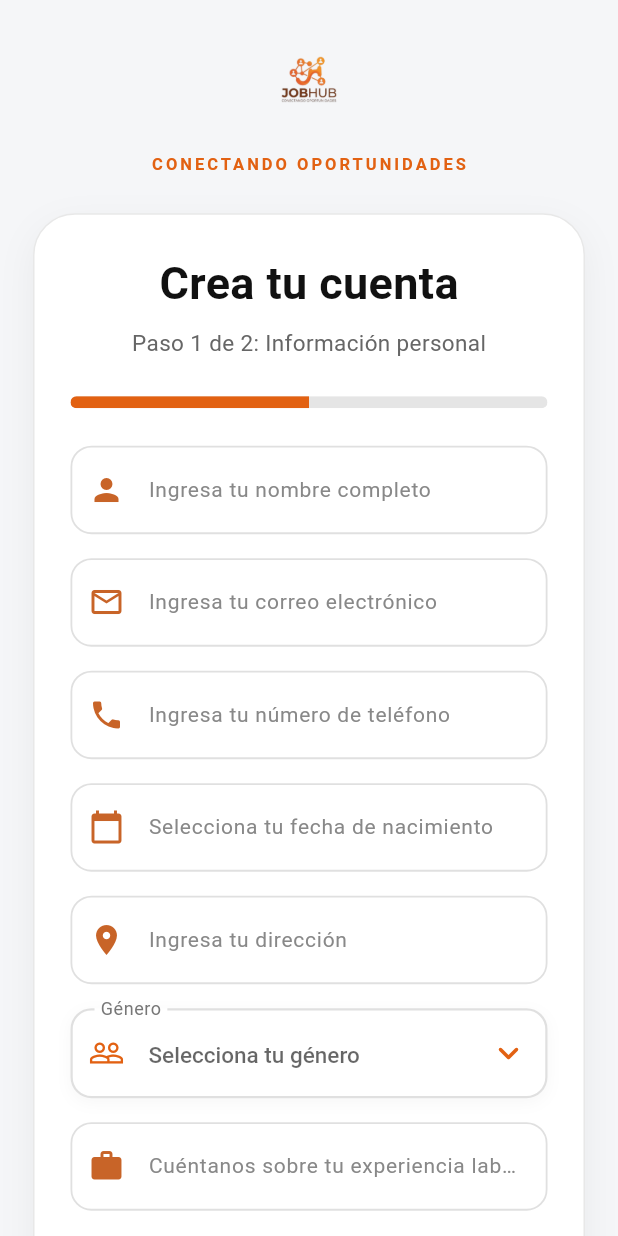
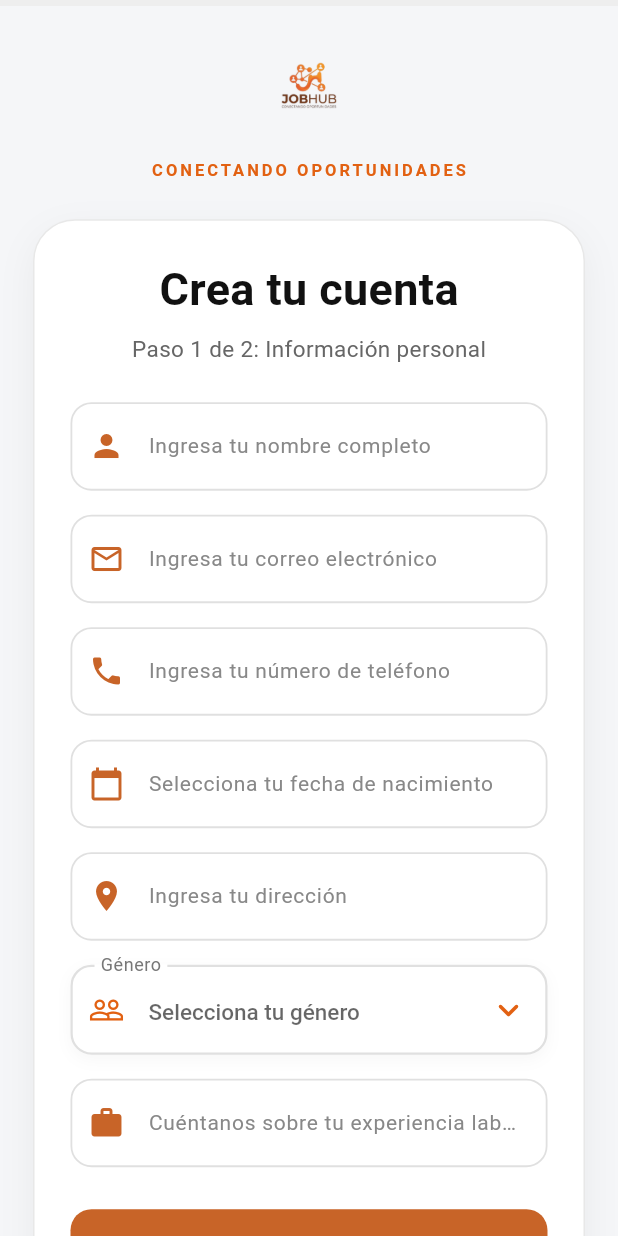
Before and after one commit to ErikCoronado08/Flutter_colaborador, a Flutter app: the Register screen opened by its route, on a phone screen of 412 x 824 dp. Run offline on Flutter 3.47's test engine with Material 3 defaults, Android fonts, the phone set to English and light mode, and no system bars; our stand-ins replace file_picker, image_picker, lottie, permission_handler; missing offline and left inert: desktop_drop.

Commit message:
Integración de mis plugins

```diff
--- a/lib/modules/auth/register.dart
+++ b/lib/modules/auth/register.dart
@@ -1,6 +1,7 @@
 import 'package:flutter/material.dart';
-import '../../widgets/custom_textfield.dart'; // Ajusta la ruta a donde guardes los widgets de Gadiel
+import '../../widgets/custom_textfield.dart';
 import '../../widgets/custom_button.dart';
+import '../../widgets/loading_overlay.dart';
 
 class Register extends StatefulWidget {
   const Register({super.key});
@@ -10,18 +11,59 @@ class Register extends StatefulWidget {
 }
 
 class _RegisterState extends State<Register> {
+  bool _estaCargando = false;
   String? selectedGender;
+  DateTime? _birthDate;
+
+  Future<void> _selectDate(BuildContext context) async {
+    final DateTime? picked = await showDatePicker(
+      context: context,
+      initialDate: DateTime(2000),
+      firstDate: DateTime(1900),
+      lastDate: DateTime.now(),
+      initialDatePickerMode: DatePickerMode.year,
+      builder: (context, child) {
+        return Theme(
+          data: Theme.of(context).copyWith(
+            colorScheme: const ColorScheme.light(
+              primary: Color(0xFFE26112),
+              onPrimary: Colors.white,
+            ),
+          ),
+          child: child!,
+        );
+      },
+    );
+    if (picked != null && picked != _birthDate) {
+      setState(() {
+        _birthDate = picked;
+      });
+    }
+  }
 
   @override
   Widget build(BuildContext context) {
-    return Scaffold(
+    String dateHint = _birthDate == null
+        ? "Selecciona tu fecha de nacimiento"
+        : "${_birthDate!.day}/${_birthDate!.month}/${_birthDate!.year}";
+
+    return LoadingOverlay(
+      isLoading: _estaCargando,
+      child: Scaffold(
         backgroundColor: const Color(0xFFF5F6F8),
         body: SafeArea(
+          child: Column(
+            children: [
+              LinearProgressIndicator(
+                value: 0.0, // Barra vacía al iniciar
+                backgroundColor: Colors.grey.shade200,
+                valueColor: const AlwaysStoppedAnimation<Color>(Color(0xFFE26112)),
+              ),
+              Expanded(
                 child: SingleChildScrollView(
                   padding: const EdgeInsets.symmetric(horizontal: 22, vertical: 20),
                   child: Column(
                     children: [
-              /// LOGO
                       Center(
                         child: Column(
                           children: [
@@ -35,8 +77,6 @@ class _RegisterState extends State<Register> {
                         ),
                       ),
                       const SizedBox(height: 25),
-
-              /// CARD PRINCIPAL
                       Container(
                         padding: const EdgeInsets.all(24),
                         decoration: BoxDecoration(
@@ -58,31 +98,21 @@ class _RegisterState extends State<Register> {
                               child: Text("Paso 1 de 2: Información personal", style: TextStyle(color: Color(0xFF666666), fontSize: 15)),
                             ),
                             const SizedBox(height: 25),
-
-                    /// PROGRESO
-                    ClipRRect(
-                      borderRadius: BorderRadius.circular(20),
-                      child: const LinearProgressIndicator(
-                        value: 0.5,
-                        minHeight: 8,
-                        backgroundColor: Color(0xFFE5E5E5),
-                        color: Color(0xFFE26112),
-                      ),
-                    ),
-                    const SizedBox(height: 25),
-
                             const CustomTextField(hint: "Ingresa tu nombre completo", icon: Icons.person),
                             const SizedBox(height: 16),
                             const CustomTextField(hint: "Ingresa tu correo electrónico", icon: Icons.email_outlined),
                             const SizedBox(height: 16),
                             const CustomTextField(hint: "Ingresa tu número de teléfono", icon: Icons.phone),
                             const SizedBox(height: 16),
-                    const CustomTextField(hint: "Selecciona tu fecha de nacimiento", icon: Icons.calendar_today),
+                            InkWell(
+                              onTap: () => _selectDate(context),
+                              child: IgnorePointer(
+                                child: CustomTextField(hint: dateHint, icon: Icons.calendar_today),
+                              ),
+                            ),
                             const SizedBox(height: 16),
                             const CustomTextField(hint: "Ingresa tu dirección", icon: Icons.location_on),
                             const SizedBox(height: 16),
-
-                    // DROPDOWN
                             Container(
                               decoration: BoxDecoration(
                                 borderRadius: BorderRadius.circular(14),
@@ -123,29 +153,22 @@ class _RegisterState extends State<Register> {
                             const SizedBox(height: 16),
                             const CustomTextField(hint: "Cuéntanos sobre tu experiencia laboral", icon: Icons.work),
                             const SizedBox(height: 28),
-
-                    /// BOTON
                             CustomButton(
                               text: "CONTINUAR A DOCUMENTACIÓN",
-                      onTap: () => Navigator.pushNamed(context, '/documents'),
-                    ),
-                    const SizedBox(height: 20),
-
-                    /// LOGIN
-                    Row(
-                      mainAxisAlignment: MainAxisAlignment.center,
-                      children: [
-                        const Text("¿Ya tienes cuenta? ", style: TextStyle(color: Color(0xFF777777))),
-                        GestureDetector(
-                          onTap: () => Navigator.pushReplacementNamed(context, '/login'),
-                          child: const Text("Iniciar sesión", style: TextStyle(color: Color(0xFFE26112), fontWeight: FontWeight.bold)),
-                        ),
-                      ],
+                              onTap: () async {
+                                setState(() => _estaCargando = true);
+                                await Future.delayed(const Duration(seconds: 2));
+                                setState(() => _estaCargando = false);
+                                if (mounted) Navigator.pushNamed(context, '/documents');
+                              },
                             ),
                           ],
                         ),
                       ),
-              const SizedBox(height: 30),
+                    ],
+                  ),
+                ),
+              ),
             ],
           ),
         ),
--- /dev/null
+++ b/lib/widgets/loading_overlay.dart
@@ -0,0 +1,30 @@
+import 'package:flutter/material.dart';
+import 'package:lottie/lottie.dart';
+
+class LoadingOverlay extends StatelessWidget {
+  final bool isLoading;
+  final Widget child;
+
+  const LoadingOverlay({
+    super.key,
+    required this.isLoading,
+    required this.child
+  });
+
+  @override
+  Widget build(BuildContext context) {
+    return Stack(
+      children: [
+        child, // Aquí se dibuja tu pantalla normal
+        if (isLoading)
+          Container(
+            color: Colors.black.withOpacity(0.4), // Fondo oscuro semitransparente
+            child: Center(
+              // Aquí cargamos la animación que registramos en el Punto 1
+              child: Lottie.asset('assets/animations/loading.json', width: 150),
+            ),
+          ),
+      ],
+    );
+  }
+}
```
Also changed, not shown: assets/animations/loading.json (added, +1 -0 lines), lib/main.dart (+30 -14 lines), lib/modules/auth/documents.dart (+114 -45 lines), lib/modules/auth/login.dart (+21 -4 lines), pubspec.yaml (+10 -68 lines), pubspec.lock, 8 other files. Lines whose indentation alone changed are shown as unchanged.
